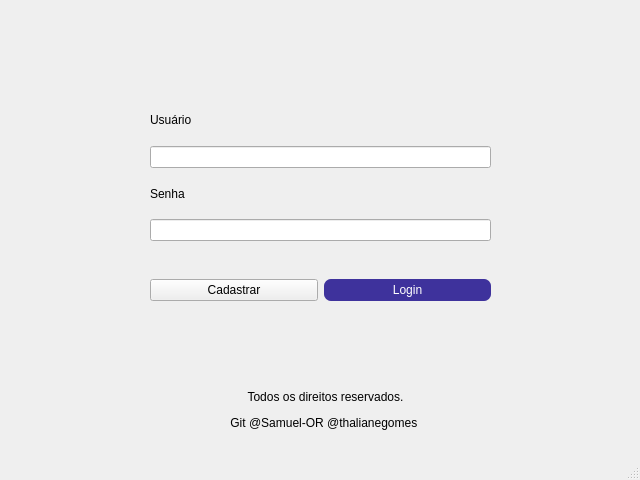
Qt form Login.ui (Samuel-OR/Snake_Mouth) before a commit.
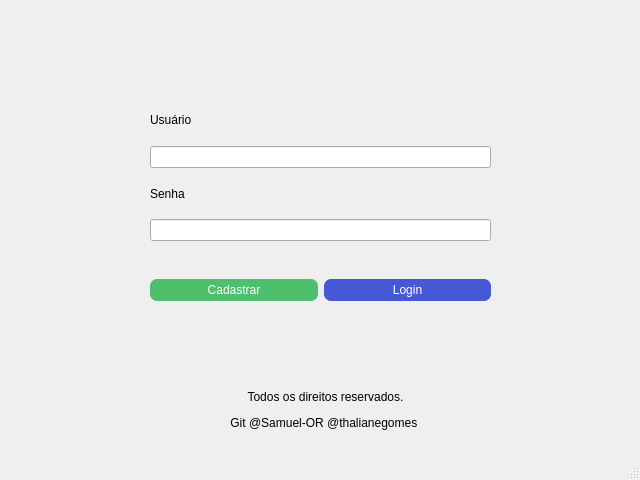
The same form after that commit.

The edit to the form file:
```diff
--- a/Login.ui
+++ b/Login.ui
@@ -29,6 +29,12 @@
        <property name="cursor">
         <cursorShape>PointingHandCursor</cursorShape>
        </property>
+       <property name="styleSheet">
+        <string notr="true">background-color: #4ebf6d;
+border-radius: 7px;
+padding: 4px;
+color: white;</string>
+       </property>
        <property name="text">
         <string>Cadastrar</string>
        </property>
@@ -43,7 +49,7 @@
         <cursorShape>PointingHandCursor</cursorShape>
        </property>
        <property name="styleSheet">
-        <string notr="true">background-color: #3e329c;
+        <string notr="true">background-color: #4558d6;
 border-radius: 7px;
 padding: 4px;
 color: white;</string>
```
Left out of the diff: 2 changed lines with no effect on the pictures.
